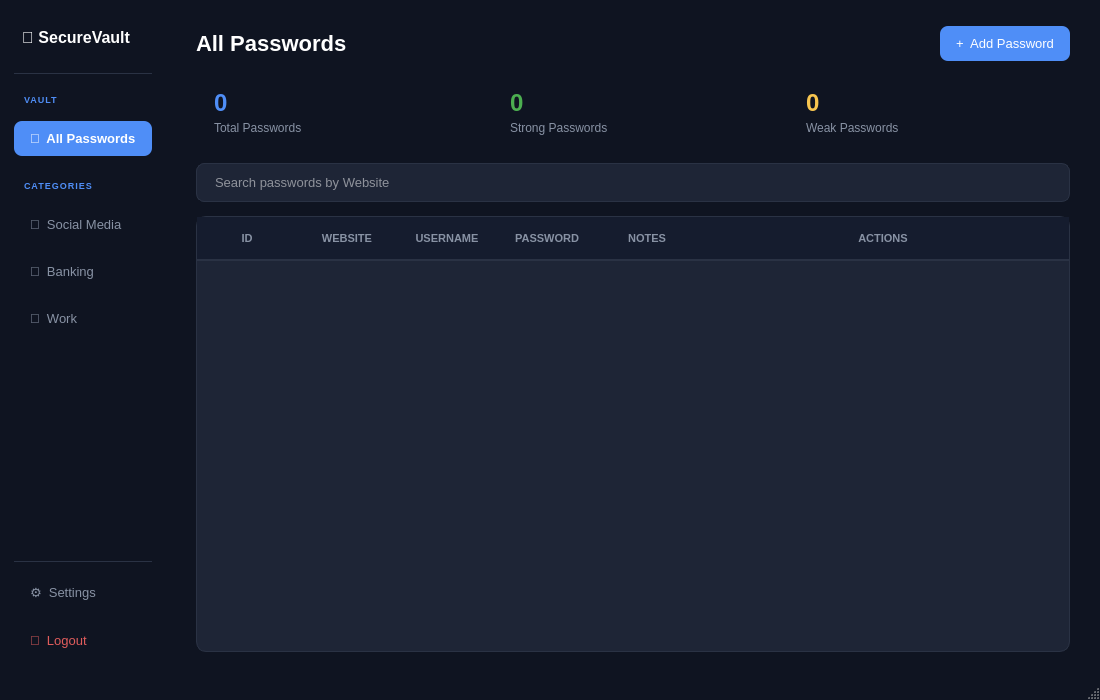
This is HashVault/HashVault.ui in Sanketpatil27/HashVault as Qt 5 draws it before an edit. The edited form follows.
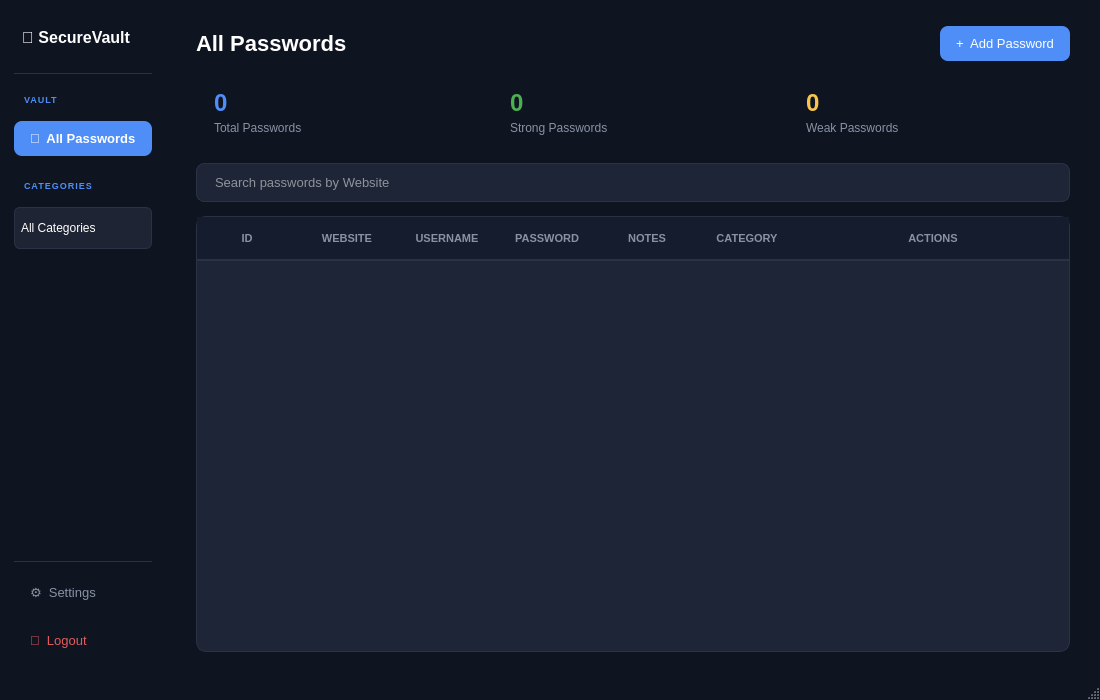
This is the edited form. The open tabs and pages were chosen to show the change.

Commit message: Added category feature

```diff
--- a/HashVault/HashVault.ui
+++ b/HashVault/HashVault.ui
@@ -866,26 +866,38 @@
            </widget>
           </item>
           <item>
-           <widget class="QPushButton" name="navSocial">
-            <property name="text">
-             <string>👥  Social Media</string>
+            <widget class="QComboBox" name="categoryFilterCombo">
+            <property name="styleSheet">
+            <string notr="true">
+                QComboBox {
+                    background-color: #1E2433;
+                    color: white;
+                    border: 1px solid #2A3244;
+                    border-radius: 6px;
+                    padding: 6px;
+                    min-height: 28px;
+                }
+
+                QComboBox::drop-down {
+                    border: none;
+                    width: 24px;
+                }
+
+                QComboBox QAbstractItemView {
+                    background-color: #1E2433;
+                    color: white;
+                    selection-background-color: #4F8EF7;
+                }
+            </string>
             </property>
-           </widget>
-          </item>
-          <item>
-           <widget class="QPushButton" name="navBanking">
+
+            <item>
             <property name="text">
-             <string>🏢  Banking</string>
+                <string>All Categories</string>
             </property>
-           </widget>
-          </item>
-          <item>
-           <widget class="QPushButton" name="navWork">
-            <property name="text">
-             <string>💼  Work</string>
-            </property>
-           </widget>
-          </item>
+            </item>
+            </widget>
+            </item>
           <item>
            <spacer name="sidebarSpacer">
             <property name="orientation">
@@ -1131,7 +1143,7 @@
              <bool>false</bool>
             </property>
             <property name="columnCount">
-             <number>6</number>
+             <number>7</number>
             </property>
             <attribute name="horizontalHeaderStretchLastSection">
              <bool>true</bool>
@@ -1164,6 +1176,11 @@
               <string>NOTES</string>
              </property>
             </column>
+            <column>
+             <property name="text">
+              <string>CATEGORY</string>
+             </property>
+            </column>
             <column>
              <property name="text">
               <string>ACTIONS</string>
```
Left out of the diff: 49 changed lines with no effect on the pictures. The commit also changes 4 other files.
